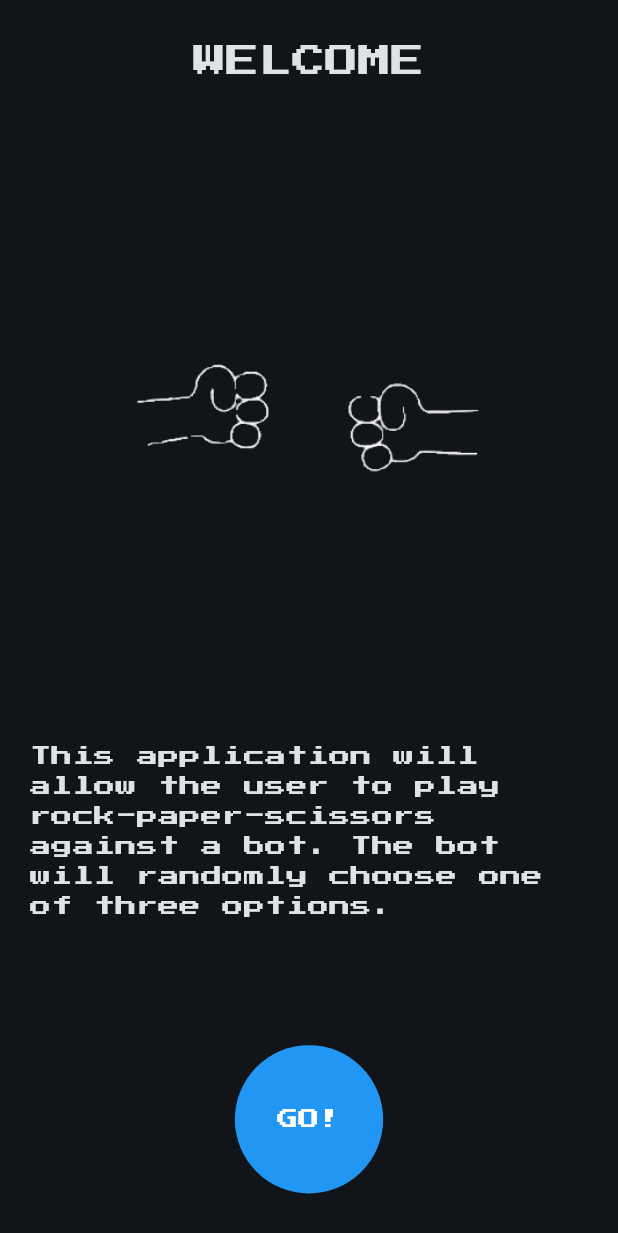
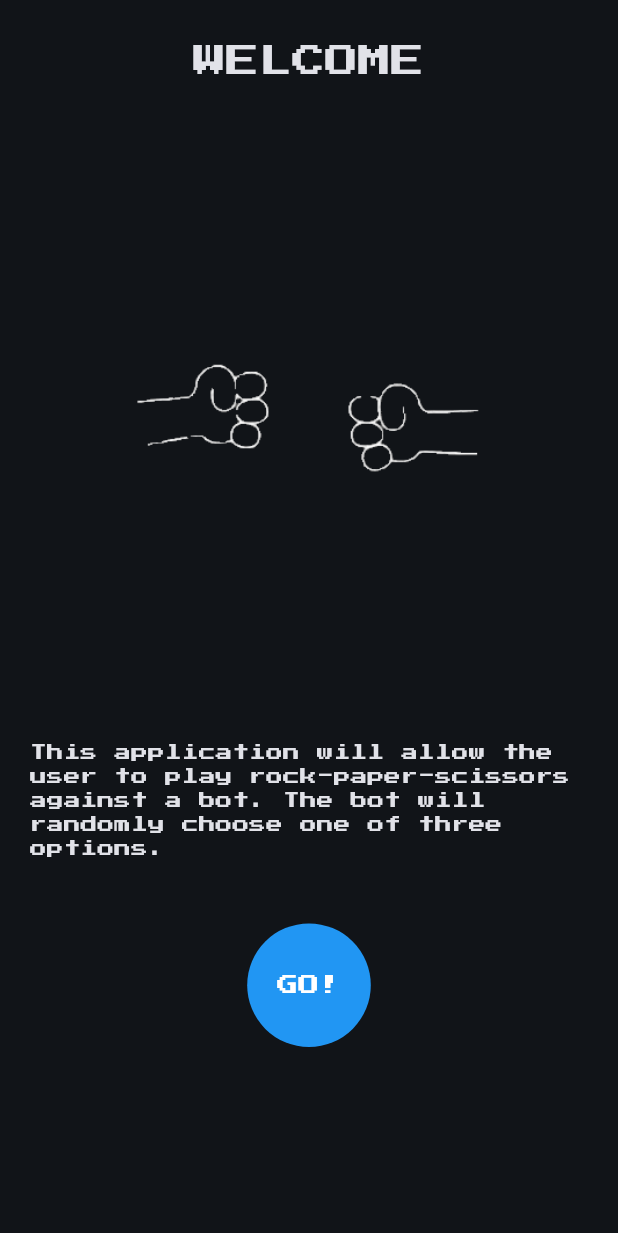
Before and after one commit to bekirglr/flutter-playRps, a Flutter app: the screen it shows after launch, on a phone screen of 412 x 824 dp. Shown: the top 1233 px of the screen. Run offline on Flutter 3.47's test engine with Material 3 defaults, Android fonts, the phone set to English and light mode, and no system bars.

Commit message:
Add responsive design improvements

```diff
--- a/lib/playrps.dart
+++ b/lib/playrps.dart
@@ -31,11 +31,12 @@ class _PlayRpsState extends State<PlayRps> {
             padding: const EdgeInsets.symmetric(horizontal: 20.0),
             child: Center(
               child: Text(infom,
-                  style: const TextStyle(fontFamily: "PressStart2P")),
+                  style: const TextStyle(
+                      fontFamily: "PressStart2P", fontSize: 11)),
             ),
           ),
           SizedBox(
-            height: MediaQuery.of(context).size.height * 0.1,
+            height: MediaQuery.of(context).size.height * 0.05,
           ),
           TextButton(
             onPressed: () {
@@ -66,14 +67,18 @@ class _PlayRpsState extends State<PlayRps> {
               foregroundColor: Colors.white,
               backgroundColor: Colors.blue,
               fixedSize: Size.fromRadius(
-                MediaQuery.of(context).size.height * 0.06,
+                MediaQuery.of(context).size.height * 0.05,
               ),
             ),
-            child:
-                const Text("GO!", style: TextStyle(fontFamily: "PressStart2P")),
+            child: const Text(
+              "GO!",
+              style: TextStyle(
+                fontFamily: "PressStart2P",
+              ),
+            ),
           ),
           SizedBox(
-            height: MediaQuery.of(context).size.height * 0.0,
+            height: MediaQuery.of(context).size.height * 0.01,
           )
         ],
       ),
```
Also changed, not shown: lib/selection.dart (+9 -3 lines).
